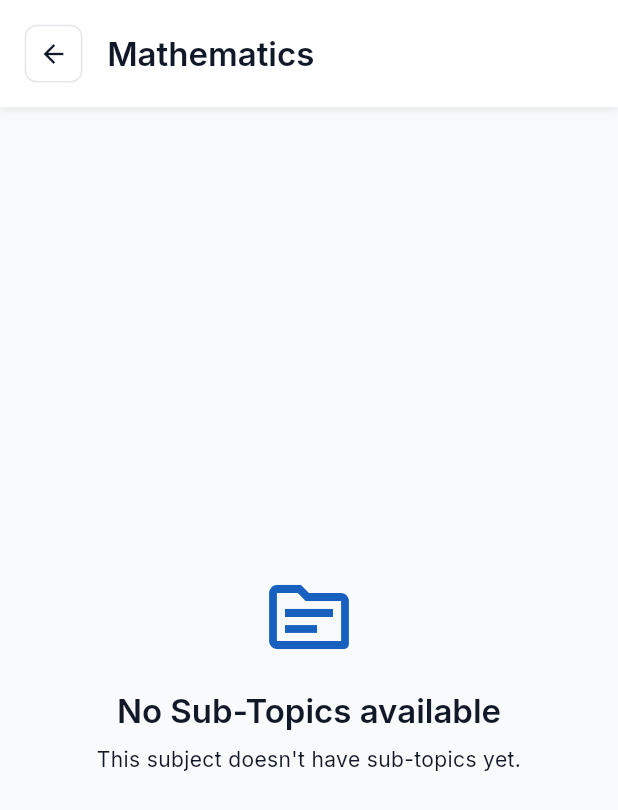
After one commit to ask11007/history_quiz_app, a Flutter app: the screen it shows once a user with an empty profile is signed in, after a tap on "Mathematics", on a phone screen of 412 x 824 dp. The commit adds this screen. Shown: the top 810 px of the screen. Run offline on Flutter 3.47's test engine with Material 3 defaults, Android fonts, the phone set to English and light mode, and no system bars; our stand-ins replace cached_network_image, connectivity_plus, flutter_svg, fluttertoast, google_fonts, google_sign_in and 3 more; accounts and stored records are empty; network calls fail.

Commit message:
Complete Version 1.0

```diff
--- a/lib/core/services/supabase_service.dart
+++ b/lib/core/services/supabase_service.dart
@@ -269,6 +269,69 @@ class SupabaseService {
     }
   }
 
+  // Fetch available sub-tags for a specific subject tag
+  static Future<List<String>> getAvailableSubTags(String tag) async {
+    try {
+      print('Fetching available sub-tags for tag: "$tag"');
+
+      final response = await _client
+          .from('questions')
+          .select('sub_tag')
+          .eq('tag', tag)
+          .order('sub_tag');
+      print('Sub-tags response: $response');
+
+      if (response == null || response.isEmpty) {
+        print('No sub-tags found for tag: $tag');
+        return [];
+      }
+
+      final subTags = (response as List)
+          .map((json) => json['sub_tag'] as String?)
+          .where((subTag) => subTag != null && subTag.isNotEmpty)
+          .map((subTag) => subTag!)
+          .toSet() // Remove duplicates
+          .toList();
+      print('Available sub-tags extracted: $subTags');
+      return subTags;
+    } catch (e) {
+      print('Error fetching sub-tags: $e');
+      print('Error type: ${e.runtimeType}');
+      return [];
+    }
+  }
+
+  // Fetch questions by both tag and sub_tag
+  static Future<List<Question>> getQuestionsByTagAndSubTag(
+      String tag, String subTag) async {
+    try {
+      print('Fetching questions for tag: "$tag" and sub_tag: "$subTag"');
+
+      final response = await _client
+          .from('questions')
+          .select()
+          .eq('tag', tag)
+          .eq('sub_tag', subTag)
+          .order('id');
+
+      print(
+          'Supabase response for tag "$tag" and sub_tag "$subTag": $response');
+
+      if (response == null || response.isEmpty) {
+        print('No questions found for tag: $tag and sub_tag: $subTag');
+        return [];
+      }
+
+      final questions =
+          (response as List).map((json) => Question.fromJson(json)).toList();
+      print('Successfully parsed ${questions.length} questions');
+      return questions;
+    } catch (e) {
+      print('Error fetching questions by tag and sub_tag: $e');
+      return [];
+    }
+  }
+
   // Add a new question
   static Future<bool> addQuestion(Question question) async {
     try {
--- a/lib/presentation/auth/phone_auth_screen.dart
+++ b/lib/presentation/auth/phone_auth_screen.dart
@@ -221,13 +221,13 @@ class _PhoneAuthScreenState extends State<PhoneAuthScreen>
                 // Google Sign In Button
                 SizedBox(
                   width: double.infinity,
-                  height: 6.h,
+                  height: 7.h,
                   child: ElevatedButton.icon(
                     onPressed: _isLoading ? null : _signInWithGoogle,
                     icon: _isLoading
                         ? SizedBox(
-                            width: 4.w,
-                            height: 4.w,
+                            width: 6.w,
+                            height: 6.w,
                             child: CircularProgressIndicator(
                               strokeWidth: 2,
                               valueColor: AlwaysStoppedAnimation<Color>(
@@ -235,10 +235,20 @@ class _PhoneAuthScreenState extends State<PhoneAuthScreen>
                               ),
                             ),
                           )
-                        : CustomIconWidget(
-                            iconName: 'google',
-                            size: 5.w,
-                            color: Colors.white,
+                        : Container(
+                            width: 8.w,
+                            height: 8.w,
+                            padding: EdgeInsets.all(0.5.w),
+                            decoration: BoxDecoration(
+                              color: Colors.white,
+                              shape: BoxShape.circle,
+                            ),
+                            child: SvgPicture.asset(
+                              'assets/images/google-logo.svg',
+                              width: 6.w,
+                              height: 6.w,
+                              fit: BoxFit.contain,
+                            ),
                           ),
                     label: Text(
                       _isLoading ? 'Signing in...' : 'Continue with Google',
@@ -252,7 +262,7 @@ class _PhoneAuthScreenState extends State<PhoneAuthScreen>
                       foregroundColor: Colors.white,
                       elevation: 2,
                       shape: RoundedRectangleBorder(
-                        borderRadius: BorderRadius.circular(12),
+                        borderRadius: BorderRadius.circular(25),
                       ),
                     ),
                   ),
--- a/lib/presentation/home_screen/home_screen.dart
+++ b/lib/presentation/home_screen/home_screen.dart
@@ -410,23 +410,21 @@ class _HomeScreenState extends State<HomeScreen> {
   void _navigateToQuiz(Map<String, dynamic> subject) async {
     HapticFeedback.lightImpact();
 
-    // TEMP FIX: Skip connectivity check for quiz navigation
-    print('Navigating to quiz (skipping connectivity check)...');
-
-    // Debug logging
-    print('Navigating to quiz with subject data:');
+    // Navigate to sub-topic selection screen instead of directly to quiz
+    print('Navigating to sub-topic selection with subject data:');
     print('  ID: ${subject["id"]}');
     print('  Name: ${subject["name"]}');
     print('  Original Tag: ${subject["originalTag"]}');
-    print('  Total Questions: ${subject["totalQuestions"]}');
 
     Navigator.pushNamed(
       context,
-      '/quiz-screen',
+      '/sub-topic-screen',
       arguments: {
         'subjectId': subject["id"],
         'subjectName': subject["name"],
         'subjectTag': subject["originalTag"], // Pass the original database tag
+        'backgroundColor': subject["backgroundColor"],
+        'icon': subject["icon"],
         'totalQuestions': subject["totalQuestions"],
       },
     );
--- /dev/null
+++ b/lib/presentation/sub_topic_screen/sub_topic_screen.dart
@@ -0,0 +1,307 @@
+import 'package:flutter/material.dart';
+import 'package:flutter/services.dart';
+import 'package:sizer/sizer.dart';
+
+import '../../core/app_export.dart';
+import '../../core/services/supabase_service.dart';
+import '../../widgets/custom_icon_widget.dart';
+import '../home_screen/widgets/subject_card_widget.dart';
+
+class SubTopicScreen extends StatefulWidget {
+  const SubTopicScreen({Key? key}) : super(key: key);
+
+  @override
+  State<SubTopicScreen> createState() => _SubTopicScreenState();
+}
+
+class _SubTopicScreenState extends State<SubTopicScreen> {
+  List<Map<String, dynamic>> _subTopicsData = [];
+  bool _isLoadingSubTopics = false;
+  String _subjectName = '';
+  String _subjectTag = '';
+  Color _subjectColor = const Color(0xFF6B7280);
+  String _subjectIcon = 'quiz';
+
+  @override
+  void initState() {
+    super.initState();
+    WidgetsBinding.instance.addPostFrameCallback((_) {
+      _loadSubTopics();
+    });
+  }
+
+  void _loadSubTopics() {
+    // Get subject information from navigation arguments
+    final args =
+        ModalRoute.of(context)?.settings.arguments as Map<String, dynamic>?;
+    if (args != null) {
+      setState(() {
+        _subjectName = args['subjectName'] ?? '';
+        _subjectTag = args['subjectTag'] ?? '';
+        _subjectColor = args['backgroundColor'] ?? const Color(0xFF6B7280);
+        _subjectIcon = args['icon'] ?? 'quiz';
+      });
+
+      _fetchSubTopicsFromDatabase();
+    }
+  }
+
+  Future<void> _fetchSubTopicsFromDatabase() async {
+    setState(() {
+      _isLoadingSubTopics = true;
+    });
+
+    try {
+      print('Fetching sub-topics for subject tag: $_subjectTag');
+
+      final subTags = await SupabaseService.getAvailableSubTags(_subjectTag);
+
+      if (subTags.isNotEmpty) {
+        // Create sub-topic data based on available sub_tags
+        final subTopics = subTags.asMap().entries.map((entry) {
+          final index = entry.key;
+          final subTag = entry.value;
+
+          // Generate colors for sub-topics (variations of the main subject color)
+          final baseHSL = HSLColor.fromColor(_subjectColor);
+          final subTopicColor = baseHSL
+              .withLightness(
+                  (baseHSL.lightness + (index * 0.1)).clamp(0.3, 0.8))
+              .toColor();
+
+          return {
+            "id": index + 1,
+            "name": _formatSubTopicName(subTag),
+            "subTag": subTag, // Original sub_tag for database queries
+            "tag": _subjectTag, // Parent subject tag
+            "icon": _getSubTopicIcon(subTag),
+            "backgroundColor": subTopicColor,
+            "totalQuestions": 0, // Will be updated when questions are fetched
+          };
+        }).toList();
+
+        setState(() {
+          _subTopicsData = subTopics;
+          _isLoadingSubTopics = false;
+        });
+
+        print('Loaded ${subTopics.length} sub-topics:');
+        for (var subTopic in subTopics) {
+          print('  ${subTopic["name"]} (${subTopic["subTag"]})');
+        }
+      } else {
+        print('No sub-topics found for tag: $_subjectTag');
+        setState(() {
+          _subTopicsData = [];
+          _isLoadingSubTopics = false;
+        });
+      }
+    } catch (e) {
+      print('Error loading sub-topics: $e');
+      setState(() {
+        _subTopicsData = [];
+        _isLoadingSubTopics = false;
+      });
+    }
+  }
+
+  String _formatSubTopicName(String subTag) {
+    // Convert database sub_tag to display name
+    // Example: "algebra" -> "Algebra", "geometry" -> "Geometry"
+    return subTag
+        .split('_')
+        .map((word) => word[0].toUpperCase() + word.substring(1).toLowerCase())
+        .join(' ');
+  }
+
+  String _getSubTopicIcon(String subTag) {
+    // Map sub-topics to appropriate icons
+    final iconMap = {
+      'algebra': 'functions',
+      'geometry': 'square',
+      'calculus': 'trending_up',
+      'statistics': 'bar_chart',
+      'probability': 'casino',
+      'sports': 'sports_soccer',
+      'history': 'history',
+      'geography': 'public',
+      'science': 'science',
+      'politics': 'account_balance',
+      'logical': 'psychology',
+      'analytical': 'analytics',
+      'verbal': 'record_voice_over',
+      'numerical': 'calculate',
+    };
+
+    return iconMap[subTag.toLowerCase()] ?? 'quiz';
+  }
+
+  void _navigateToQuiz(Map<String, dynamic> subTopic) {
+    HapticFeedback.lightImpact();
+
+    print('Navigating to quiz with sub-topic data:');
+    print('  Subject: $_subjectName');
+    print('  Sub-topic: ${subTopic["name"]}');
+    print('  Tag: ${subTopic["tag"]}');
+    print('  Sub Tag: ${subTopic["subTag"]}');
+
+    Navigator.pushNamed(
+      context,
+      '/quiz-screen',
+      arguments: {
+        'subjectId': subTopic["id"],
+        'subjectName': '$_subjectName - ${subTopic["name"]}',
+        'subjectTag': subTopic["tag"], // Main subject tag
+        'subjectSubTag': subTopic["subTag"], // Sub-topic tag
+        'totalQuestions': subTopic["totalQuestions"],
+      },
+    );
+  }
+
+  @override
+  Widget build(BuildContext context) {
+    return Scaffold(
+      backgroundColor: Theme.of(context).scaffoldBackgroundColor,
+      body: SafeArea(
+        child: Column(
+          children: [
+            // Custom Header
+            Container(
+              padding: EdgeInsets.symmetric(horizontal: 4.w, vertical: 2.h),
+              decoration: BoxDecoration(
+                color: AppTheme.lightTheme.colorScheme.surface,
+                boxShadow: [
+                  BoxShadow(
+                    color: AppTheme.lightTheme.colorScheme.shadow,
+                    blurRadius: 4,
+                    offset: const Offset(0, 2),
+                  ),
+                ],
+              ),
+              child: Row(
+                children: [
+                  GestureDetector(
+                    onTap: () => Navigator.pop(context),
+                    child: Container(
+                      padding: EdgeInsets.all(2.w),
+                      decoration: BoxDecoration(
+                        color: AppTheme.lightTheme.colorScheme.surface,
+                        borderRadius: BorderRadius.circular(8),
+                        border: Border.all(
+                          color: AppTheme.lightTheme.colorScheme.outline,
+                          width: 1,
+                        ),
+                      ),
+                      child: CustomIconWidget(
+                        iconName: 'arrow_back',
+                        color: AppTheme.lightTheme.colorScheme.onSurface,
+                        size: 20,
+                      ),
+                    ),
+                  ),
+                  SizedBox(width: 4.w),
+                  Expanded(
+                    child: Text(
+                      _subjectName,
+                      style: AppTheme.lightTheme.textTheme.titleLarge?.copyWith(
+                        fontWeight: FontWeight.w600,
+                        color: AppTheme.lightTheme.colorScheme.onSurface,
+                      ),
+                      overflow: TextOverflow.ellipsis,
+                    ),
+                  ),
+                ],
+              ),
+            ),
+
+            // Content
+            Expanded(
+              child: _isLoadingSubTopics
+                  ? Center(
+                      child: Column(
+                        mainAxisAlignment: MainAxisAlignment.center,
+                        children: [
+                          CircularProgressIndicator(
+                            color: Theme.of(context).colorScheme.primary,
+                          ),
+                          SizedBox(height: 2.h),
+                          Text(
+                            'Loading Sub-Topics...',
+                            style: Theme.of(context).textTheme.titleMedium,
+                          ),
+                        ],
+                      ),
+                    )
+                  : _subTopicsData.isNotEmpty
+                      ? Column(
+                          crossAxisAlignment: CrossAxisAlignment.start,
+                          children: [
+                            SizedBox(height: 2.h),
+                            Padding(
+                              padding: EdgeInsets.symmetric(horizontal: 4.w),
+                              child: Text(
+                                'Choose a Sub-Topic to start your Practice !!',
+                                style: Theme.of(context)
+                                    .textTheme
+                                    .titleMedium
+                                    ?.copyWith(
+                                      color: Theme.of(context)
+                                          .colorScheme
+                                          .onSurfaceVariant,
+                                    ),
+                              ),
+                            ),
+                            SizedBox(height: 3.h),
+                            Expanded(
+                              child: Padding(
+                                padding: EdgeInsets.symmetric(horizontal: 2.w),
+                                child: ListView.builder(
+                                  itemCount: _subTopicsData.length,
+                                  itemBuilder: (context, index) {
+                                    final subTopic = _subTopicsData[index];
+                                    return SubjectCardWidget(
+                                      subjectName: subTopic["name"] as String,
+                                      iconName: subTopic["icon"] as String,
+                                      backgroundColor:
+                                          subTopic["backgroundColor"] as Color,
+                                      totalQuestions:
+                                          subTopic["totalQuestions"] as int,
+                                      bestScore: 0.0,
+                                      onTap: () => _navigateToQuiz(subTopic),
+                                    );
+                                  },
+                                ),
+                              ),
+                            ),
+                          ],
+                        )
+                      : Center(
+                          child: Column(
+                            mainAxisAlignment: MainAxisAlignment.center,
+                            children: [
+                              Icon(
+                                Icons.topic_outlined,
+                                size: 64,
+                                color: Theme.of(context).colorScheme.primary,
+                              ),
+                              SizedBox(height: 2.h),
+                              Text(
+                                'No Sub-Topics available',
+                                style: Theme.of(context).textTheme.titleLarge,
+                              ),
+                              SizedBox(height: 1.h),
+                              Text(
+                                'This subject doesn\'t have sub-topics yet.',
+                                style: Theme.of(context).textTheme.bodyMedium,
+                                textAlign: TextAlign.center,
+                              ),
+                            ],
+                          ),
+                        ),
+            ),
+          ],
+        ),
+      ),
+    );
+  }
+}
--- a/lib/routes/app_routes.dart
+++ b/lib/routes/app_routes.dart
@@ -3,6 +3,7 @@ import '../presentation/auth/phone_auth_screen.dart';
 import '../presentation/auth/profile_setup_screen.dart';
 import '../presentation/main_navigation_screen.dart';
 import '../presentation/quiz_screen/quiz_screen.dart';
+import '../presentation/sub_topic_screen/sub_topic_screen.dart';
 
 class AppRoutes {
   static const String initial = '/phone-auth';
@@ -10,6 +11,7 @@ class AppRoutes {
   static const String otpVerification = '/otp-verification';
   static const String profileSetup = '/profile-setup';
   static const String main = '/main-navigation';
+  static const String subTopic = '/sub-topic-screen';
   static const String quiz = '/quiz-screen';
 
   static Map<String, WidgetBuilder> routes = {
@@ -17,6 +19,8 @@ class AppRoutes {
     profileSetup: (context) => const ProfileSetupScreen(),
     main: (context) => const MainNavigationScreen(),
     '/main-navigation': (context) => const MainNavigationScreen(),
+    subTopic: (context) => const SubTopicScreen(),
+    '/sub-topic-screen': (context) => const SubTopicScreen(),
     quiz: (context) => const QuizScreen(),
   };
 }
```
Also changed, not shown: lib/presentation/home_screen/widgets/subject_card_widget.dart (+6 -27 lines), lib/presentation/quiz_screen/quiz_screen.dart (+17 -6 lines), assets/images/google-logo.svg (added).
